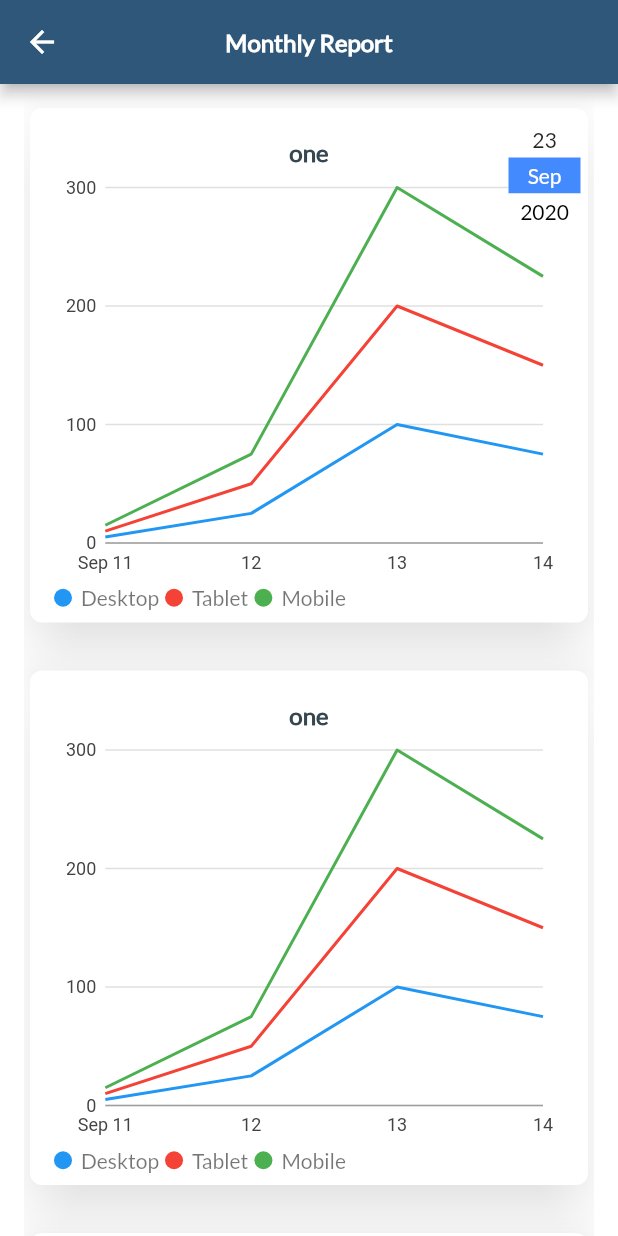
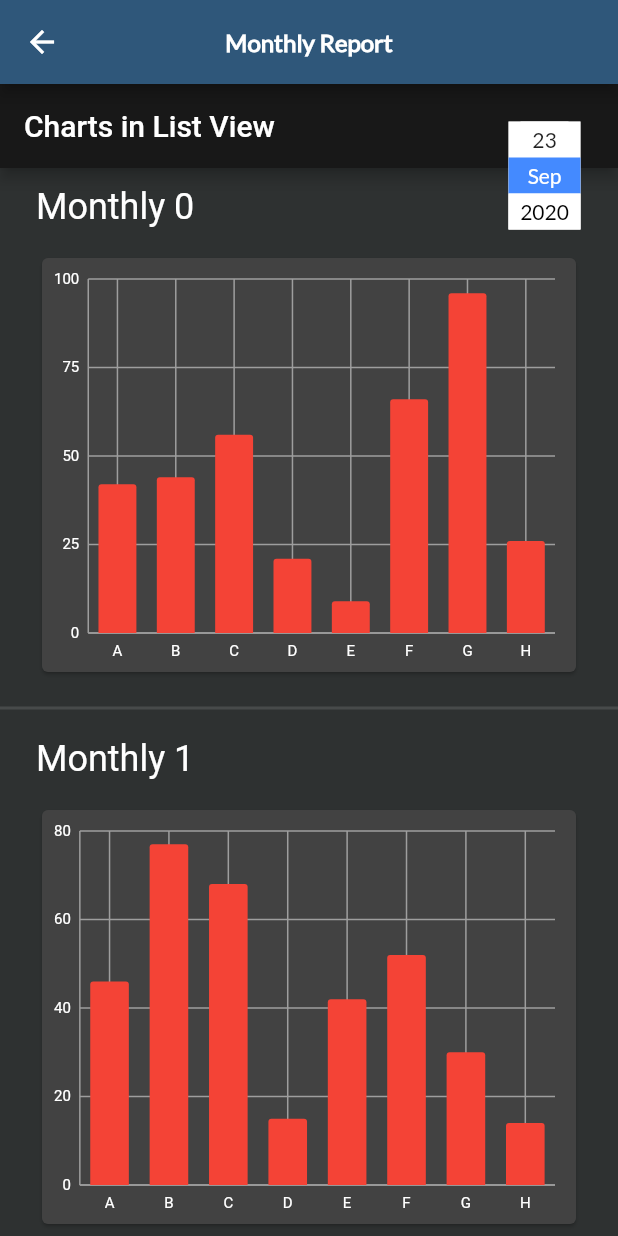
Before and after one commit to Sourav992v/Mutipont-App-Xenius, a Flutter app: the MonthlyReportView screen opened by its route, on a phone screen of 412 x 824 dp. Run offline on Flutter 3.47's test engine with Material 2 defaults, Android fonts, the phone set to English and light mode, and no system bars; our stand-ins replace carousel_slider, charts_flutter, chopper, connectivity, flutter_spinkit, get_it and 1 more; missing offline and left inert: mp_chart; accounts and stored records are empty; generated files the repository leaves out were written again.

Commit message:
Add bar chart

```diff
--- a/lib/ui/view/report/monthly_report_view.dart
+++ b/lib/ui/view/report/daily_report/daily_report_view.dart
@@ -5,8 +5,16 @@ import 'package:charts_flutter/flutter.dart' as charts;
 import 'package:intl/intl.dart';
 import 'package:multipoint_app_xenius/constants.dart';
 
+class DailyReportView extends StatefulWidget {
+  static const String id = 'daily_report_view';
+
+  @override
+  _DailyReportViewState createState() => _DailyReportViewState();
+}
+
+class _DailyReportViewState extends State<DailyReportView> {
   List<charts.Series<LinearSales, DateTime>> _createSampleData() {
-  final myFakeDesktopData = [
+    var myFakeDesktopData = [
       new LinearSales(new DateTime(2020, 09, 11), 5),
       new LinearSales(new DateTime(2020, 09, 12), 25),
       new LinearSales(new DateTime(2020, 09, 13), 100),
@@ -28,21 +36,21 @@ List<charts.Series<LinearSales, DateTime>> _createSampleData() {
     ];
 
     return [
-    new charts.Series<LinearSales, DateTime>(
+      charts.Series<LinearSales, DateTime>(
         id: 'Desktop',
         colorFn: (_, __) => charts.MaterialPalette.blue.shadeDefault,
         domainFn: (LinearSales sales, _) => sales.year,
         measureFn: (LinearSales sales, _) => sales.sales,
         data: myFakeDesktopData,
       ),
-    new charts.Series<LinearSales, DateTime>(
+      charts.Series<LinearSales, DateTime>(
         id: 'Tablet',
         colorFn: (_, __) => charts.MaterialPalette.red.shadeDefault,
         domainFn: (LinearSales sales, _) => sales.year,
         measureFn: (LinearSales sales, _) => sales.sales,
         data: myFakeTabletData,
       ),
-    new charts.Series<LinearSales, DateTime>(
+      charts.Series<LinearSales, DateTime>(
         id: 'Mobile',
         colorFn: (_, __) => charts.MaterialPalette.green.shadeDefault,
         domainFn: (LinearSales sales, _) => sales.year,
@@ -52,14 +60,6 @@ List<charts.Series<LinearSales, DateTime>> _createSampleData() {
     ];
   }
 
-class MonthlyReportView extends StatefulWidget {
-  static const String id = 'monthly_report';
-
-  @override
-  _MonthlyReportViewState createState() => _MonthlyReportViewState();
-}
-
-class _MonthlyReportViewState extends State<MonthlyReportView> {
   String dateString =
       DateFormat('yyyy-MMM-dd').format(DateTime.now().toLocal());
 
@@ -123,7 +123,7 @@ class _MonthlyReportViewState extends State<MonthlyReportView> {
           ),
         ),
         title: Text(
-          'Monthly Report',
+          'Daily Report',
           style: TextStyle(
               fontWeight: FontWeight.bold, color: Colors.white, fontSize: 16.0),
         ),
@@ -136,7 +136,7 @@ class _MonthlyReportViewState extends State<MonthlyReportView> {
           child: SizedBox(
             height: double.infinity,
             child: ListView.builder(
-                itemCount: 12,
+                itemCount: 2,
                 itemBuilder: (context, index) {
                   return Card(
                     shape: RoundedRectangleBorder(
@@ -144,7 +144,7 @@ class _MonthlyReportViewState extends State<MonthlyReportView> {
                     margin: EdgeInsets.only(
                         top: 16.0, bottom: 16.0, left: 4.0, right: 4.0),
                     color: Colors.white,
-                    shadowColor: Colors.white70,
+                    shadowColor: Colors.white54,
                     elevation: 16.0,
                     child: ListTile(
                       title: Padding(
--- /dev/null
+++ b/lib/ui/view/report/monthly_report/bar_chart_list_view.dart
@@ -0,0 +1,46 @@
+import 'package:flutter/material.dart';
+
+import 'list_item.dart';
+
+class BarChartListView extends StatefulWidget {
+  final List<ListItem> items;
+
+  const BarChartListView({Key key, this.items}) : super(key: key);
+  @override
+  _BarChartListViewState createState() => _BarChartListViewState();
+}
+
+class _BarChartListViewState extends State<BarChartListView> {
+  @override
+  Widget build(BuildContext context) {
+    return MaterialApp(
+      theme: new ThemeData(
+        primaryColor: Color.fromRGBO(24, 24, 24, 1.0),
+        canvasColor: Color.fromRGBO(46, 49, 49, 1.0),
+        brightness: Brightness.dark,
+      ),
+      home: Scaffold(
+        appBar: new AppBar(
+          title: Text('Charts in List View'),
+        ),
+        body: _buildList(context),
+      ),
+    );
+  }
+
+  Widget _buildList(BuildContext context) {
+    return ListView.separated(
+      itemCount: widget.items.length,
+      separatorBuilder: (BuildContext context, int index) => Divider(
+        thickness: 2.0,
+      ),
+      itemBuilder: (context, index) {
+        final item = widget.items[index];
+        return ListTile(
+          title: item.buildTitle(context),
+          subtitle: item.buildChartTitle(context),
+        );
+      },
+    );
+  }
+}
--- /dev/null
+++ b/lib/ui/view/report/monthly_report/bar_chart_model.dart
@@ -0,0 +1,12 @@
+class MonthlyReport {
+  String monthlyReportTitle;
+  List<String> label;
+  List<int> values;
+}
+
+class Monthly {
+  final String label;
+  final int values;
+
+  Monthly(this.label, this.values);
+}
--- /dev/null
+++ b/lib/ui/view/report/monthly_report/list_item.dart
@@ -0,0 +1,107 @@
+import 'dart:math';
+
+import 'package:flutter/material.dart';
+import 'package:multipoint_app_xenius/ui/view/report/monthly_report/bar_chart_model.dart';
+import 'package:charts_flutter/flutter.dart' as charts;
+
+abstract class ListItem {
+  Widget buildTitle(BuildContext context);
+
+  /// The subtitle line, if any, to show in a list item.
+  Widget buildChartTitle(BuildContext context);
+}
+
+class HeadingItem implements ListItem {
+  final String heading;
+  static final _random = new Random();
+
+  List<charts.Series<MonthlyReport, String>> _seriesList;
+  HeadingItem(this.heading);
+
+  @override
+  Widget buildChartTitle(BuildContext context) {
+    return Container(
+      height: 300.0,
+      padding: EdgeInsets.all(8.0),
+      child: Card(
+        child: Column(
+          children: <Widget>[
+            Expanded(
+              child: _displayChart(_createSampleData(), true),
+            )
+          ],
+        ),
+      ),
+    );
+  }
+
+  static int _next(int min, int max) => min + _random.nextInt(max - min);
+
+  @override
+  Widget buildTitle(BuildContext context) {
+    return Padding(
+      padding: const EdgeInsets.all(8.0),
+      child: Text(
+        heading,
+        style: Theme.of(context).textTheme.headline,
+      ),
+    );
+  }
+
+  static List<charts.Series<Monthly, String>> _createSampleData() {
+    final assessmentData = [
+      new Monthly("A", _next(0, 100)),
+      new Monthly("B", _next(0, 100)),
+      new Monthly("C", _next(0, 100)),
+      new Monthly("D", _next(0, 100)),
+      new Monthly("E", _next(0, 100)),
+      new Monthly("F", _next(0, 100)),
+      new Monthly("G", _next(0, 100)),
+      new Monthly("H", _next(0, 100)),
+    ];
+
+    return [
+      new charts.Series(
+        id: 'Monthly Marks',
+        data: assessmentData,
+        domainFn: (Monthly assessment, _) => assessment.label,
+        measureFn: (Monthly assessment, _) => assessment.values,
+        colorFn: (_, __) => charts.MaterialPalette.red.shadeDefault,
+      )
+    ];
+  }
+
+  charts.BarChart _displayChart(List<charts.Series> seriesList, bool animate) {
+    return new charts.BarChart(
+      seriesList,
+      animate: animate,
+      vertical: true,
+
+      primaryMeasureAxis: new charts.NumericAxisSpec(
+        showAxisLine: true,
+        renderSpec: charts.GridlineRendererSpec(
+            labelStyle: new charts.TextStyleSpec(
+              fontSize: 10,
+              color: charts.MaterialPalette.white,
+            ),
+            lineStyle: charts.LineStyleSpec(
+              color: charts.MaterialPalette.gray.shadeDefault,
+            )),
+      ),
+
+      /// This is an OrdinalAxisSpec to match up with BarChart's default
+      /// ordinal domain axis (use NumericAxisSpec or DateTimeAxisSpec for
+      /// other charts).
+      domainAxis: new charts.OrdinalAxisSpec(
+        renderSpec: charts.GridlineRendererSpec(
+            labelStyle: new charts.TextStyleSpec(
+              fontSize: 10,
+              color: charts.MaterialPalette.white,
+            ),
+            lineStyle: charts.LineStyleSpec(
+              color: charts.MaterialPalette.gray.shadeDefault,
+            )),
+      ),
+    );
+  }
+}
--- /dev/null
+++ b/lib/ui/view/report/monthly_report/monthly_report_view.dart
@@ -0,0 +1,137 @@
+import 'package:flutter/cupertino.dart';
+import 'package:flutter/material.dart';
+import 'package:intl/intl.dart';
+import 'package:multipoint_app_xenius/ui/view/report/monthly_report/bar_chart_list_view.dart';
+import 'package:multipoint_app_xenius/ui/view/report/monthly_report/list_item.dart';
+
+class MonthlyReportView extends StatefulWidget {
+  static const String id = 'monthly_report_view';
+  @override
+  _MonthlyReportViewState createState() => _MonthlyReportViewState();
+}
+
+class _MonthlyReportViewState extends State<MonthlyReportView> {
+  String dateString =
+      DateFormat('yyyy-MMM-dd').format(DateTime.now().toLocal());
+
+  _selectedDate(BuildContext context) async {
+    DateTime selectedDate = DateTime.now();
+    final DateTime pickedDate = await showDatePicker(
+        context: context,
+        initialDate: selectedDate,
+        firstDate: DateTime(2018),
+        lastDate: DateTime(2025));
+    if (pickedDate != null && pickedDate != selectedDate) {
+      setState(() {
+        dateString = DateFormat('yyyy-MMM-dd').format(pickedDate);
+      });
+    }
+  }
+
+  _cupertinoDatePicker(BuildContext context) {
+    showModalBottomSheet(
+        context: context,
+        builder: (BuildContext builder) {
+          DateTime selectedDate = DateTime.now();
+          return Container(
+            height: MediaQuery.of(context).copyWith().size.height / 3,
+            color: Colors.white,
+            child: Container(
+              decoration: new BoxDecoration(
+                  color: Colors.white,
+                  borderRadius: new BorderRadius.only(
+                      topLeft: const Radius.circular(10.0),
+                      topRight: const Radius.circular(10.0))),
+              child: CupertinoDatePicker(
+                mode: CupertinoDatePickerMode.date,
+                onDateTimeChanged: (pickedDate) {
+                  if (pickedDate != null && pickedDate != selectedDate) {
+                    setState(() {
+                      dateString = DateFormat('yyyy-MMM-dd').format(pickedDate);
+                    });
+                  }
+                },
+                initialDateTime: selectedDate,
+                minimumYear: 2020,
+                maximumYear: 2025,
+              ),
+            ),
+          );
+        });
+  }
+
+  @override
+  Widget build(BuildContext context) {
+    return Scaffold(
+      backgroundColor: Colors.white70,
+      appBar: AppBar(
+        leading: GestureDetector(
+          onTap: () {
+            Navigator.pop(context);
+          },
+          child: Icon(
+            Icons.arrow_back,
+            color: Colors.white,
+          ),
+        ),
+        title: Text(
+          'Monthly Report',
+          style: TextStyle(
+              fontWeight: FontWeight.bold, color: Colors.white, fontSize: 16.0),
+        ),
+        centerTitle: true,
+      ),
+      body: Stack(children: [
+        BarChartListView(
+            items:
+                List<ListItem>.generate(5, (i) => HeadingItem('Monthly $i'))),
+        Positioned(top: 25.0, right: 25.0, child: datePickerDaily(context)),
+      ]),
+    );
+  }
+
+  Container datePickerDaily(BuildContext context) {
+    return Container(
+      color: Colors.white70,
+      child: GestureDetector(
+        onTap: () {
+          _cupertinoDatePicker(context);
+        },
+        child: Container(
+            height: 72.0,
+            width: 48.0,
+            color: Colors.white,
+            child: Column(
+              children: [
+                Container(
+                  height: 24.0,
+                  width: 32.0,
+                  color: Colors.white,
+                  child: Center(child: Text('$dateString'.split('-')[2])),
+                ),
+                Container(
+                  height: 24.0,
+                  width: 48.0,
+                  color: Colors.blueAccent,
+                  child: Center(
+                      child: Text(
+                    '$dateString'.split('-')[1],
+                    style: TextStyle(color: Colors.white),
+                  )),
+                ),
+                Container(
+                  height: 24.0,
+                  width: 48.0,
+                  color: Colors.white,
+                  child: Center(
+                      child: Text(
+                    '$dateString'.split('-')[0],
+                    style: TextStyle(color: Colors.black),
+                  )),
+                )
+              ],
+            )),
+      ),
+    );
+  }
+}
```
Also changed, not shown: lib/main.dart (+5 -5 lines), lib/ui/view/report/daily_report.dart (deleted, +0 -293 lines), lib/ui/view/report/report_view.dart (+7 -5 lines). Lines whose indentation alone changed are shown as unchanged.
